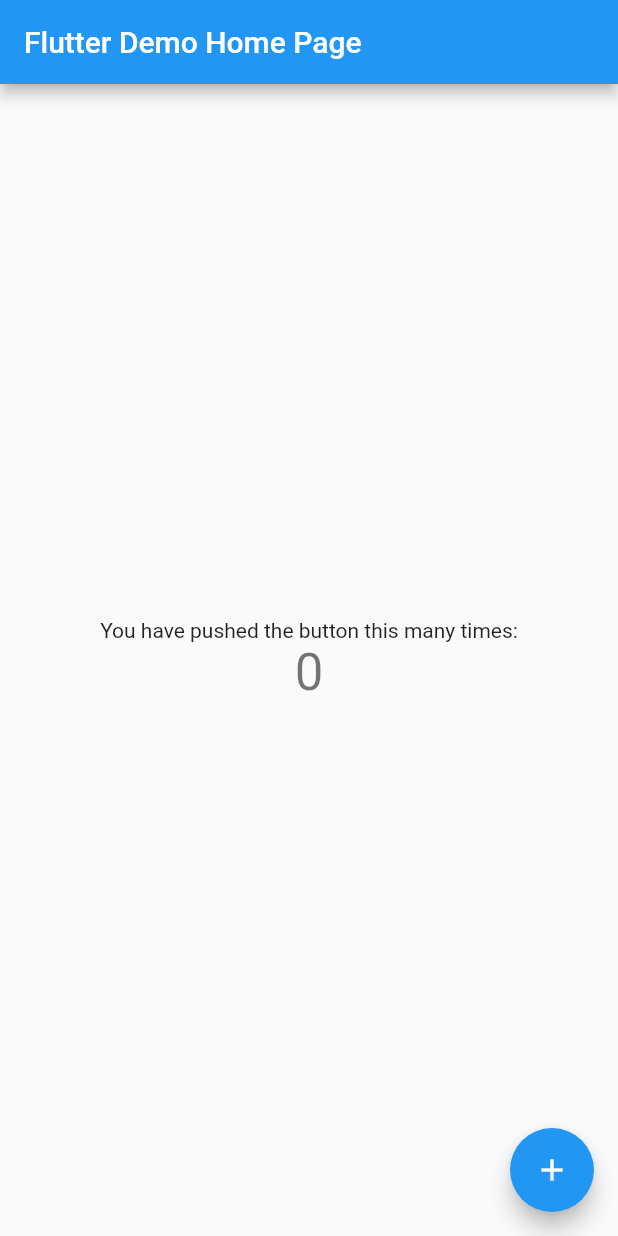
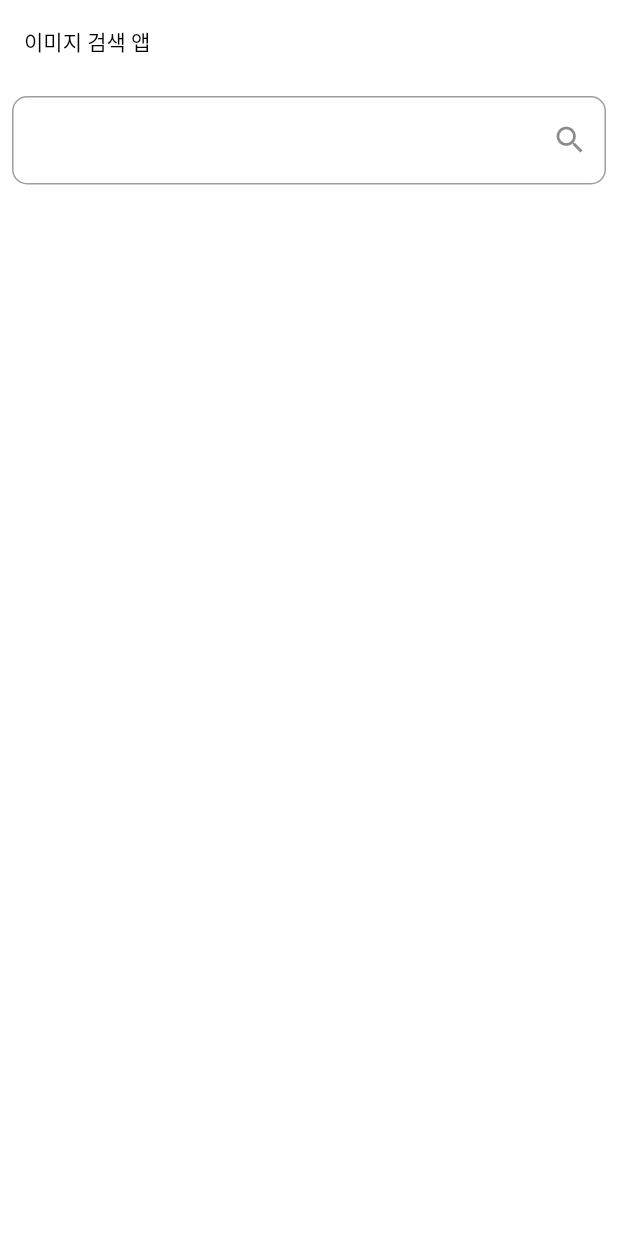
Before and after one commit to arcanine33/image_search, a Flutter app: the screen it shows after launch, on a phone screen of 412 x 824 dp. Run offline on Flutter 3.47's test engine with Material 2 defaults, Android fonts, the phone set to English and light mode, and no system bars.

Commit message:
[feat]기능과 ui가 혼재된 코드

```diff
--- a/lib/main.dart
+++ b/lib/main.dart
@@ -1,4 +1,5 @@
 import 'package:flutter/material.dart';
+import 'package:image_search/ui/home_screen.dart';
 
 void main() {
   runApp(const MyApp());
@@ -14,69 +15,7 @@
       theme: ThemeData(
         primarySwatch: Colors.blue,
       ),
-      home: const MyHomePage(title: 'Flutter Demo Home Page'),
+      home: const HomeScreen(),
     );
   }
 }
-
-class MyHomePage extends StatefulWidget {
-  const MyHomePage({super.key, required this.title});
-  final String title;
-
-  @override
-  State<MyHomePage> createState() => _MyHomePageState();
-}
-
-class _MyHomePageState extends State<MyHomePage> {
-  int _counter = 0;
-
-  void _incrementCounter() {
-    setState(() {
-      _counter++;
-    });
-  }
-
-  @override
-  Widget build(BuildContext context) {
-    return Scaffold(
-      appBar: AppBar(
-        title: Text(widget.title),
-      ),
-      body: Center(
-        // Center is a layout widget. It takes a single child and positions it
-        // in the middle of the parent.
-        child: Column(
-          // Column is also a layout widget. It takes a list of children and
-          // arranges them vertically. By default, it sizes itself to fit its
-          // children horizontally, and tries to be as tall as its parent.
-          //
-          // Invoke "debug painting" (press "p" in the console, choose the
-          // "Toggle Debug Paint" action from the Flutter Inspector in Android
-          // Studio, or the "Toggle Debug Paint" command in Visual Studio Code)
-          // to see the wireframe for each widget.
-          //
-          // Column has various properties to control how it sizes itself and
-          // how it positions its children. Here we use mainAxisAlignment to
-          // center the children vertically; the main axis here is the vertical
-          // axis because Columns are vertical (the cross axis would be
-          // horizontal).
-          mainAxisAlignment: MainAxisAlignment.center,
-          children: <Widget>[
-            const Text(
-              'You have pushed the button this many times:',
-            ),
-            Text(
-              '$_counter',
-              style: Theme.of(context).textTheme.headline4,
-            ),
-          ],
-        ),
-      ),
-      floatingActionButton: FloatingActionButton(
-        onPressed: _incrementCounter,
-        tooltip: 'Increment',
-        child: const Icon(Icons.add),
-      ), // This trailing comma makes auto-formatting nicer for build methods.
-    );
-  }
-}
--- /dev/null
+++ b/lib/model/photo.dart
@@ -0,0 +1,111 @@
+class Photo {
+  late int id;
+  late String pageUrl;
+  late String type;
+  late String tags;
+  late String photoviewUrl;
+  late int previewWidth;
+  late int previewHeight;
+  late String webformatURL;
+  late int webformatWidth;
+  late int webformatHeight;
+  late String largeImageURL;
+  late String fullHDURL;
+  late String imageURL;
+  late int imageWidth;
+  late int imageHeight;
+  late int imageSize;
+  late int views;
+  late int downloads;
+  late int likes;
+  late int comments;
+  late int user_id;
+  late String user;
+  late String userImageURL;
+  late final String pageURL;
+  late final String previewURL;
+  late final int collections;
+  late final int userId;
+
+  Photo(
+      this.id,
+      this.pageUrl,
+      this.type,
+      this.tags,
+      this.photoviewUrl,
+      this.previewWidth,
+      this.previewHeight,
+      this.webformatURL,
+      this.webformatWidth,
+      this.webformatHeight,
+      this.largeImageURL,
+      this.fullHDURL,
+      this.imageURL,
+      this.imageWidth,
+      this.imageHeight,
+      this.imageSize,
+      this.views,
+      this.downloads,
+      this.likes,
+      this.comments,
+      this.user_id,
+      this.user,
+      this.userImageURL,
+      this.collections,
+      this.pageURL,
+      this.previewURL,
+      this.userId,
+      );
+
+  Photo.fromJson(Map<String, dynamic> json){
+    id = json['id'];
+    pageURL = json['pageURL'];
+    type = json['type'];
+    tags = json['tags'];
+    previewURL = json['previewURL'];
+    previewWidth = json['previewWidth'];
+    previewHeight = json['previewHeight'];
+    webformatURL = json['webformatURL'];
+    webformatWidth = json['webformatWidth'];
+    webformatHeight = json['webformatHeight'];
+    largeImageURL = json['largeImageURL'];
+    imageWidth = json['imageWidth'];
+    imageHeight = json['imageHeight'];
+    imageSize = json['imageSize'];
+    views = json['views'];
+    downloads = json['downloads'];
+    collections = json['collections'];
+    likes = json['likes'];
+    comments = json['comments'];
+    userId = json['user_id'];
+    user = json['user'];
+    userImageURL = json['userImageURL'];
+  }
+
+  Map<String, dynamic> toJson() {
+    final _data = <String, dynamic>{};
+    _data['id'] = id;
+    _data['pageURL'] = pageURL;
+    _data['type'] = type;
+    _data['tags'] = tags;
+    _data['previewURL'] = previewURL;
+    _data['previewWidth'] = previewWidth;
+    _data['previewHeight'] = previewHeight;
+    _data['webformatURL'] = webformatURL;
+    _data['webformatWidth'] = webformatWidth;
+    _data['webformatHeight'] = webformatHeight;
+    _data['largeImageURL'] = largeImageURL;
+    _data['imageWidth'] = imageWidth;
+    _data['imageHeight'] = imageHeight;
+    _data['imageSize'] = imageSize;
+    _data['views'] = views;
+    _data['downloads'] = downloads;
+    _data['collections'] = collections;
+    _data['likes'] = likes;
+    _data['comments'] = comments;
+    _data['user_id'] = userId;
+    _data['user'] = user;
+    _data['userImageURL'] = userImageURL;
+    return _data;
+  }
+}
--- /dev/null
+++ b/lib/ui/home_screen.dart
@@ -0,0 +1,85 @@
+import 'dart:convert';
+
+import 'package:flutter/material.dart';
+import 'package:image_search/model/photo.dart';
+import 'package:image_search/ui/widget/photo_widget.dart';
+import 'package:http/http.dart' as http;
+
+class HomeScreen extends StatefulWidget {
+  const HomeScreen({Key? key}) : super(key: key);
+
+  @override
+  State<HomeScreen> createState() => _HomeScreenState();
+}
+
+class _HomeScreenState extends State<HomeScreen> {
+  List<Photo> _photos = [];
+  final TextEditingController _controller = TextEditingController();
+
+  Future<List<Photo>> fetch(String query) async{
+    String url = 'https://pixabay.com/api/?key=31513340-a3e2d13e307b941f062f336b9&q=$query&image_type=photo';
+
+    final response = await http.get(Uri.parse(url));
+
+    Map<String, dynamic> jsonResponse = jsonDecode(response.body);
+    Iterable hits = jsonResponse['hits'];
+    return hits.map((e) => Photo.fromJson(e)).toList();
+  }
+
+  @override
+  void dispose() {
+    _controller.dispose();
+    super.dispose();
+  }
+
+  @override
+  Widget build(BuildContext context) {
+    return Scaffold(
+      backgroundColor: Colors.white,
+      appBar: AppBar(
+        title: const Text('이미지 검색 앱'),
+        backgroundColor: Colors.white,
+        titleTextStyle: const TextStyle(color: Colors.black),
+        elevation: 0,
+      ),
+      body: Column(
+        children: [
+          Padding(
+            padding: const EdgeInsets.all(8.0),
+            child: TextField(
+              controller: _controller,
+              decoration: InputDecoration(
+                border: const OutlineInputBorder(
+                    borderRadius: BorderRadius.all(Radius.circular(10.0))),
+                suffixIcon: IconButton(
+                  onPressed: () async {
+                    final photos = await fetch(_controller.text);
+                    setState(() {
+                      _photos = photos;
+                    });
+                  },
+                  icon: const Icon(Icons.search),
+                ),
+              ),
+            ),
+          ),
+          Expanded(
+            child: GridView.builder(
+                padding: const EdgeInsets.all(16),
+                itemCount: _photos.length,
+                gridDelegate: const SliverGridDelegateWithFixedCrossAxisCount(
+                    crossAxisCount: 2,
+                    crossAxisSpacing: 16,
+                    mainAxisSpacing: 16),
+                itemBuilder: (context, index) {
+                  final photo = _photos[index];
+                  return PhotoWidget(
+                    photo: photo,
+                  );
+                }),
+          ),
+        ],
+      ),
+    );
+  }
+}
```
Also changed, not shown: lib/ui/widget/photo_widget.dart (added, +18 -0 lines).
